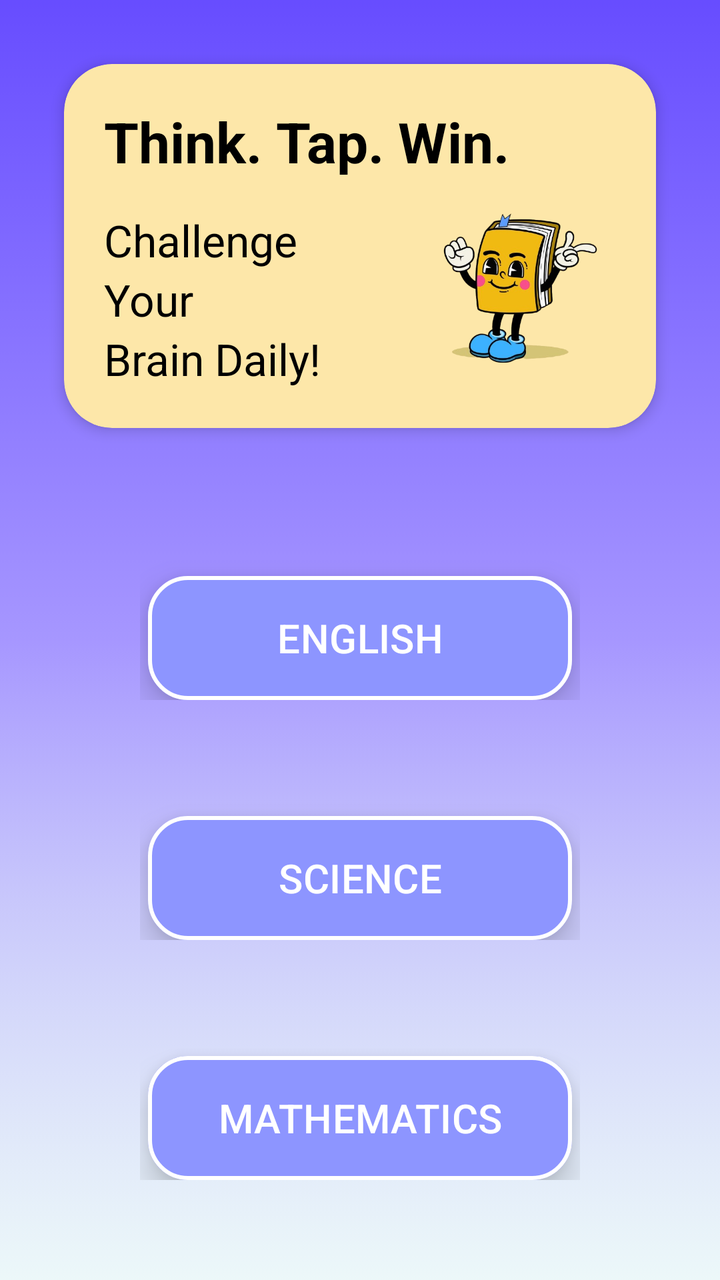
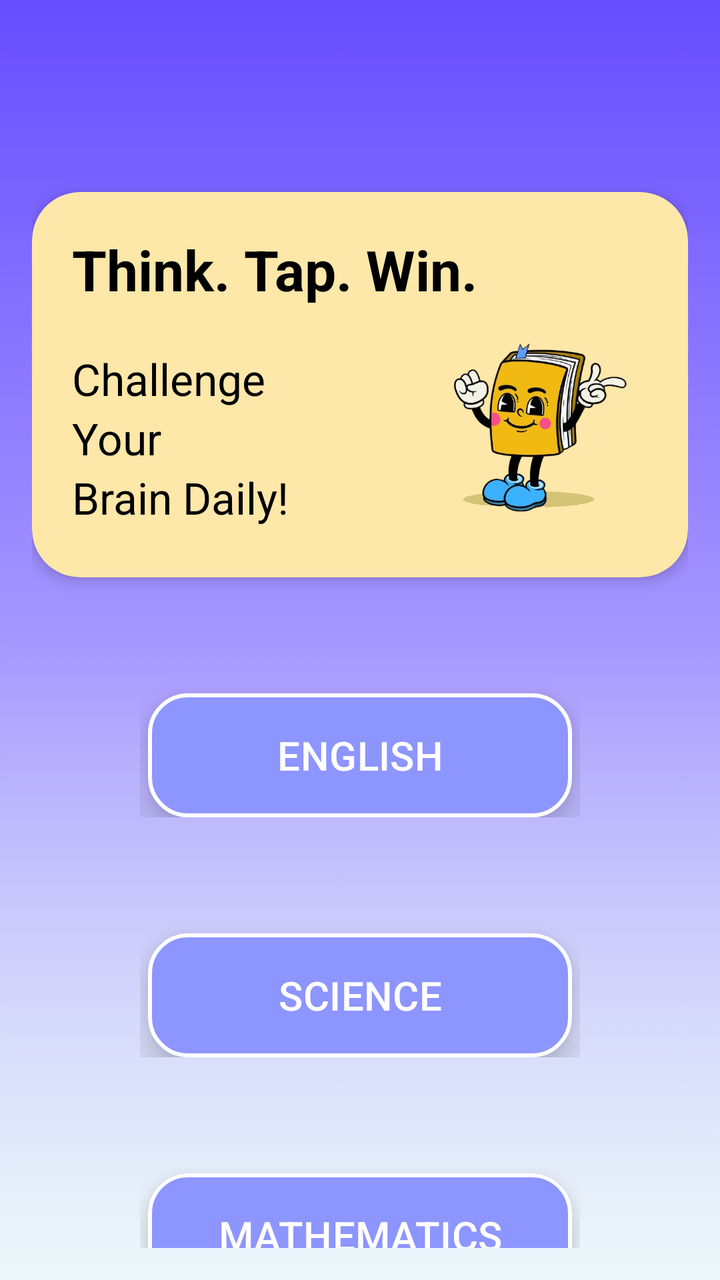

An Android layout rendered at two revisions. The XML below is the earlier revision; the diff shows what the commit changed to produce the second picture.
<!-- AndroidManifest.xml: application theme Theme.QuizApp -->
<!-- res/layout/homepage.xml -->
<?xml version="1.0" encoding="utf-8"?>
<LinearLayout xmlns:android="http://schemas.android.com/apk/res/android"
    xmlns:tools="http://schemas.android.com/tools"
    xmlns:app="http://schemas.android.com/apk/res-auto"
    android:id="@+id/main"
    android:layout_width="match_parent"
    android:layout_height="match_parent"
    android:orientation="vertical"
    android:padding="16dp"
    android:background="@drawable/background"
    tools:context=".HomePage">

    <androidx.cardview.widget.CardView
        xmlns:android="http://schemas.android.com/apk/res/android"
        xmlns:app="http://schemas.android.com/apk/res-auto"
        android:layout_width="match_parent"
        android:layout_height="wrap_content"
        android:layout_margin="16dp"
        app:cardBackgroundColor="#FDE7A9"
        app:cardCornerRadius="24dp"
        app:cardElevation="4dp">

        <androidx.constraintlayout.widget.ConstraintLayout
            android:layout_width="match_parent"
            android:layout_height="wrap_content"
            android:padding="20dp">

            <TextView
                android:id="@+id/tvTitle"
                android:layout_width="wrap_content"
                android:layout_height="wrap_content"
                android:text="Think. Tap. Win."
                android:textColor="@android:color/black"
                android:textSize="28sp"
                android:textStyle="bold"
                app:layout_constraintStart_toStartOf="parent"
                app:layout_constraintTop_toTopOf="parent" />

            <TextView
                android:id="@+id/tvSubtitle"
                android:layout_width="0dp"
                android:layout_height="wrap_content"
                android:layout_marginTop="16dp"
                android:lineSpacingExtra="4dp"
                android:text="Challenge\nYour\nBrain Daily!"
                android:textColor="@android:color/black"
                android:textSize="22sp"
                app:layout_constraintBottom_toBottomOf="parent"
                app:layout_constraintStart_toStartOf="parent"
                app:layout_constraintTop_toBottomOf="@+id/tvTitle"
                app:layout_constraintWidth_percent="0.5" />

            <ImageView
                android:id="@+id/ivMascot"
                android:layout_width="0dp"
                android:layout_height="0dp"
                android:scaleType="fitCenter"
                android:src="@drawable/cartoon_book"
                app:layout_constraintBottom_toBottomOf="parent"
                app:layout_constraintDimensionRatio="1:1"
                app:layout_constraintEnd_toEndOf="parent"
                app:layout_constraintTop_toBottomOf="@+id/tvTitle"
                app:layout_constraintWidth_percent="0.4" />

        </androidx.constraintlayout.widget.ConstraintLayout>
    </androidx.cardview.widget.CardView>


    <LinearLayout
        style="?android:attr/buttonBarStyle"
        android:layout_width="220dp"
        android:layout_height="70dp"
        android:layout_gravity="center_horizontal"
        android:layout_marginTop="50dp"
        android:orientation="horizontal">

        <Button
            android:id="@+id/button1"
            style="?android:attr/buttonBarButtonStyle"
            android:layout_width="0dp"
            android:layout_height="70dp"
            android:layout_margin="4dp"
            android:layout_weight="1"
            android:backgroundTint="@color/buttonPurple"
            android:text="ENGLISH"
            android:textColor="@color/white"
            android:textSize="20sp"
            android:elevation="10dp"
            android:stateListAnimator="@null"
            android:outlineProvider="background"
            app:cornerRadius="20dp"
            app:strokeColor="@color/white"
            app:strokeWidth="2dp" />

    </LinearLayout>

    <LinearLayout
        style="?android:attr/buttonBarStyle"
        android:layout_width="220dp"
        android:layout_height="70dp"
        android:layout_gravity="center_horizontal"
        android:layout_marginTop="50dp"
        android:orientation="horizontal">

        <Button
            android:id="@+id/button2"
            style="?android:attr/buttonBarButtonStyle"
            android:layout_width="0dp"
            android:layout_height="70dp"
            android:layout_margin="4dp"
            android:layout_weight="1"
            android:backgroundTint="@color/buttonPurple"
            android:elevation="10dp"
            android:outlineProvider="background"
            android:stateListAnimator="@null"
            android:text="SCIENCE"
            android:textColor="@color/white"
            android:textSize="20sp"
            app:cornerRadius="20dp"
            app:strokeColor="@color/white"
            app:strokeWidth="2dp" />

    </LinearLayout>

    <LinearLayout
        style="?android:attr/buttonBarStyle"
        android:layout_width="220dp"
        android:layout_height="70dp"
        android:layout_gravity="center_horizontal"
        android:layout_marginTop="50dp"
        android:orientation="horizontal">

        <Button
            android:id="@+id/button3"
            style="?android:attr/buttonBarButtonStyle"
            android:layout_width="0dp"
            android:layout_height="70dp"
            android:layout_margin="4dp"
            android:layout_weight="1"
            android:backgroundTint="@color/buttonPurple"
            android:elevation="10dp"
            android:outlineProvider="background"
            android:stateListAnimator="@null"
            android:text="MATHEMATICS"
            android:textColor="@color/white"
            android:textSize="20sp"
            app:cornerRadius="20dp"
            app:strokeColor="@color/white"
            app:strokeWidth="2dp" />

    </LinearLayout>


    <com.google.android.material.card.MaterialCardView
        android:layout_width="350dp"
        android:layout_height="60dp"
        android:layout_gravity="center_horizontal"
        android:layout_marginTop="123dp"
        android:layout_marginBottom="16dp"
        app:cardCornerRadius="20dp"
        app:cardElevation="8dp"
        app:cardBackgroundColor="@color/buttonPurple">

    <com.google.android.material.bottomnavigation.BottomNavigationView
        android:id="@+id/bottom_nav"
        android:layout_width="match_parent"
        android:layout_height="wrap_content"
        android:background="@android:color/transparent"
        app:itemBackground="@android:color/transparent"
        app:itemIconSize="35dp"
        app:itemIconTint="@color/white"
        app:itemTextColor="@color/white"
        app:menu="@menu/bottom_nav" />
    </com.google.android.material.card.MaterialCardView>
</LinearLayout>
<!-- resources referenced by this layout -->
<resources>
  <color name="buttonPurple">#8D95FF</color>
  <color name="white">#FFFFFFFF</color>
  <!-- drawable background: png bitmap (drawable, 33364 bytes) -->
  <!-- drawable cartoon_book: png bitmap (drawable, 164138 bytes) -->
  <style name="Theme.QuizApp" parent="Base.Theme.QuizApp" />
  <style name="Base.Theme.QuizApp" parent="Theme.Material3.DayNight.NoActionBar">
          
          <item name="colorPrimary">@color/purple</item>
          <item name="colorPrimaryVariant">@color/blue</item>
          <item name="android:statusBarColor">@color/blue</item>
      </style>
  <color name="purple">#2600FF</color>
  <color name="blue">#B0E0E6</color>
</resources>

<!-- the commit's change to res/layout/homepage.xml (unified diff, before → after) -->
@@ -15,10 +15,10 @@
         xmlns:app="http://schemas.android.com/apk/res-auto"
         android:layout_width="match_parent"
         android:layout_height="wrap_content"
-        android:layout_margin="16dp"
         app:cardBackgroundColor="#FDE7A9"
         app:cardCornerRadius="24dp"
-        app:cardElevation="4dp">
+        app:cardElevation="4dp"
+        android:layout_marginTop="80dp">
 
         <androidx.constraintlayout.widget.ConstraintLayout
             android:layout_width="match_parent"
@@ -155,7 +155,7 @@
         android:layout_width="350dp"
         android:layout_height="60dp"
         android:layout_gravity="center_horizontal"
-        android:layout_marginTop="123dp"
+        android:layout_marginTop="160dp"
         android:layout_marginBottom="16dp"
         app:cardCornerRadius="20dp"
         app:cardElevation="8dp"
